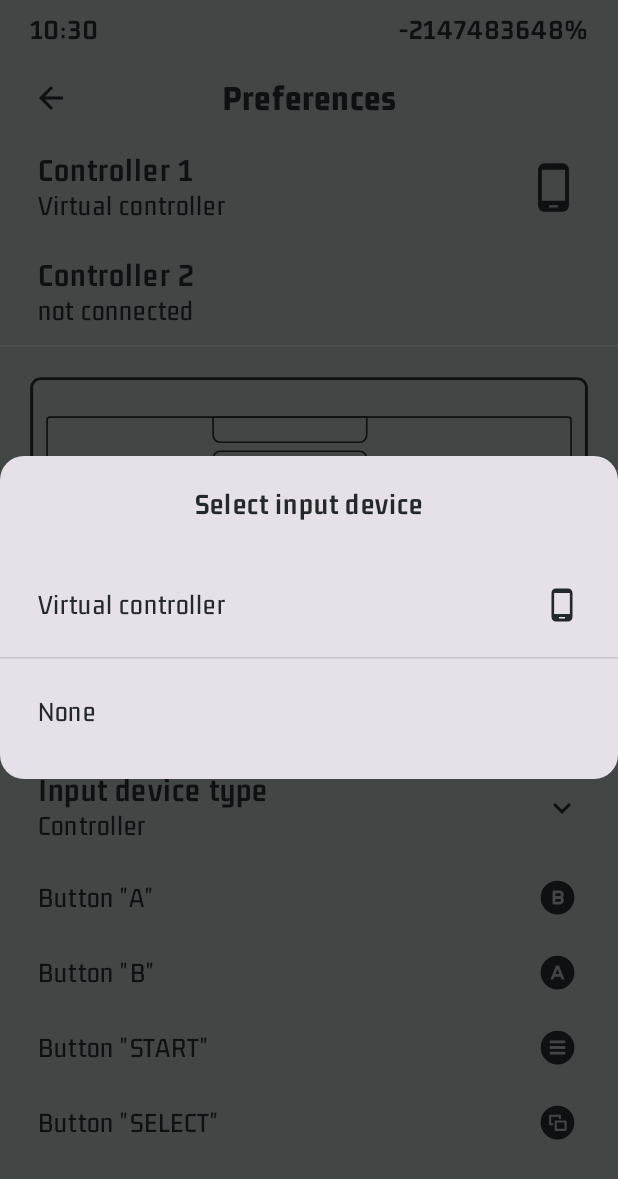
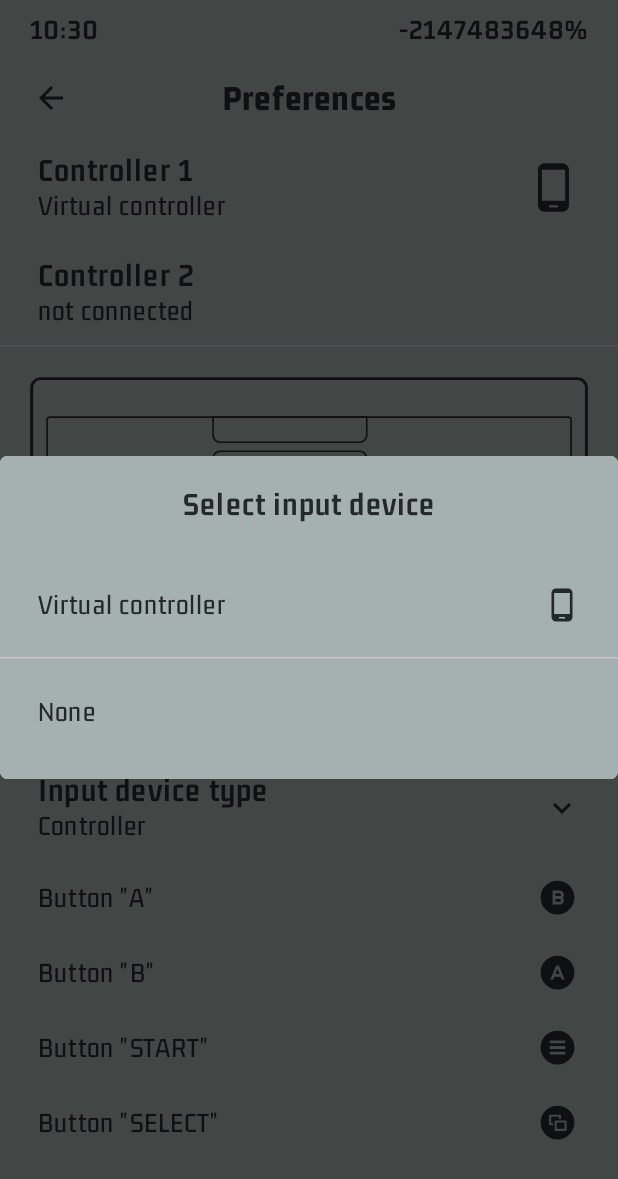
Before and after one commit to onandor/NesEmuAndroid, an Android app built with Jetpack Compose: the composable PreferencesScreen shown on its own in the app's theme, after a tap on "Controller 1", on a phone screen of 412 x 824 dp. Shown: the top 1179 px of the screen. Run offline under Robolectric (Android 15) with nearby library versions, the phone set to English and light mode, and no system bars; our stand-ins replace Dagger/Hilt's generated code; 2 statements that could not run were skipped.

Commit message:
Add dialog styling

```diff
--- a/app/src/main/java/com/onandor/nesemu/ui/components/TitleDialog.kt
+++ b/app/src/main/java/com/onandor/nesemu/ui/components/TitleDialog.kt
@@ -1,7 +1,10 @@
 package com.onandor.nesemu.ui.components
 
+import androidx.compose.foundation.background
 import androidx.compose.foundation.focusable
 import androidx.compose.foundation.layout.Arrangement
+import androidx.compose.foundation.layout.Box
+import androidx.compose.foundation.layout.Column
 import androidx.compose.foundation.layout.Row
 import androidx.compose.foundation.layout.Spacer
 import androidx.compose.foundation.layout.fillMaxWidth
@@ -9,6 +12,7 @@ import androidx.compose.foundation.layout.height
 import androidx.compose.foundation.layout.padding
 import androidx.compose.foundation.shape.RoundedCornerShape
 import androidx.compose.material3.Card
+import androidx.compose.material3.MaterialTheme
 import androidx.compose.material3.Text
 import androidx.compose.runtime.Composable
 import androidx.compose.runtime.LaunchedEffect
@@ -36,8 +40,9 @@ fun TitleDialog(
             modifier = modifier
                 .focusRequester(focusRequester)
                 .focusable(),
-            shape = RoundedCornerShape(16.dp)
+            shape = RoundedCornerShape(5.dp)
         ) {
+            Column(modifier = Modifier.background(MaterialTheme.colorScheme.background)) {
                 Row(
                     modifier = Modifier
                         .fillMaxWidth()
@@ -48,12 +53,13 @@ fun TitleDialog(
                     Text(
                         modifier = Modifier.padding(bottom = 20.dp),
                         text = text,
-                    fontSize = 20.sp,
+                        fontSize = 22.sp,
                         fontWeight = FontWeight.SemiBold
                     )
                 }
                 content()
                 Spacer(modifier = Modifier.height(10.dp))
+            }
         }
     }
 
--- a/app/src/main/java/com/onandor/nesemu/ui/screens/PreferencesScreen.kt
+++ b/app/src/main/java/com/onandor/nesemu/ui/screens/PreferencesScreen.kt
@@ -370,6 +370,7 @@ private fun EditButtonMappingDialog(
         onDismissRequest = { onEvent(Event.OnHideEditButtonDialog) }
     ) {
         Text(
+            modifier = Modifier.padding(start = 20.dp, top = 10.dp, bottom = 10.dp),
             text = "Press a button...",
             fontStyle = FontStyle.Italic
         )
@@ -397,26 +398,13 @@ private fun DeviceSelectionDialog(
     availableDevices: List<NesInputDevice>,
     onEvent: (Event) -> Unit
 ) {
-    Dialog(onDismissRequest = { onEvent(Event.OnCloseDeviceSelectionDialog) }) {
-        Card(shape = RoundedCornerShape(16.dp)) {
-            Row(
-                modifier = Modifier
-                    .fillMaxWidth()
-                    .padding(top = 20.dp),
-                horizontalArrangement = Arrangement.Center,
-                verticalAlignment = Alignment.CenterVertically
+    TitleDialog(
+        text = "Select input device",
+        onDismissRequest = { onEvent(Event.OnCloseDeviceSelectionDialog) }
     ) {
-                Text(
-                    modifier = Modifier.padding(bottom = 20.dp),
-                    text = "Select input device",
-                    fontSize = 20.sp,
-                    fontWeight = FontWeight.SemiBold
-                )
-            }
         Column(
             modifier = Modifier
                 .fillMaxWidth()
-                    .padding(bottom = 10.dp)
                 .verticalScroll(rememberScrollState()),
         ) {
             availableDevices.forEach { device ->
@@ -431,7 +419,6 @@ private fun DeviceSelectionDialog(
                 onClick = { onEvent(Event.OnDeviceSelected(playerId, null)) },
                 mainText = { InputDeviceText("None", true) }
             )
-            }
         }
     }
 }
```
Lines whose indentation alone changed are shown as unchanged.
